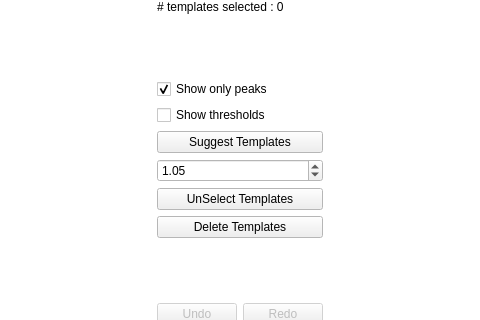
The window that circus/qt_GUI/qt_merge.ui (spyking-circus/spyking-circus) describes before a commit, drawn with Qt 5; both pictures show x 364 to 844 and y 390 to 710 of the 981 by 867 pixel window.
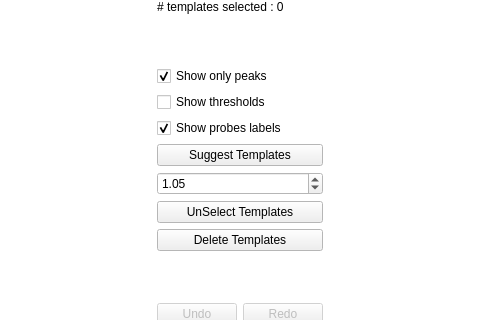
The same window after the commit. Icons and pictures are not drawn. Custom widgets are drawn as their Qt base class.

Commit message: Adding probes labels in merging GUI

```diff
--- a/circus/qt_GUI/qt_merge.ui
+++ b/circus/qt_GUI/qt_merge.ui
@@ -536,6 +536,16 @@
          </property>
         </widget>
        </item>
+       <item>
+        <widget class="QCheckBox" name="show_labels">
+         <property name="text">
+          <string>Show probes labels</string>
+         </property>
+         <property name="checked">
+          <bool>true</bool>
+         </property>
+        </widget>
+       </item>
        <item>
         <widget class="QPushButton" name="btn_suggest_templates">
          <property name="text">
```
The commit also changes 1 other file.
